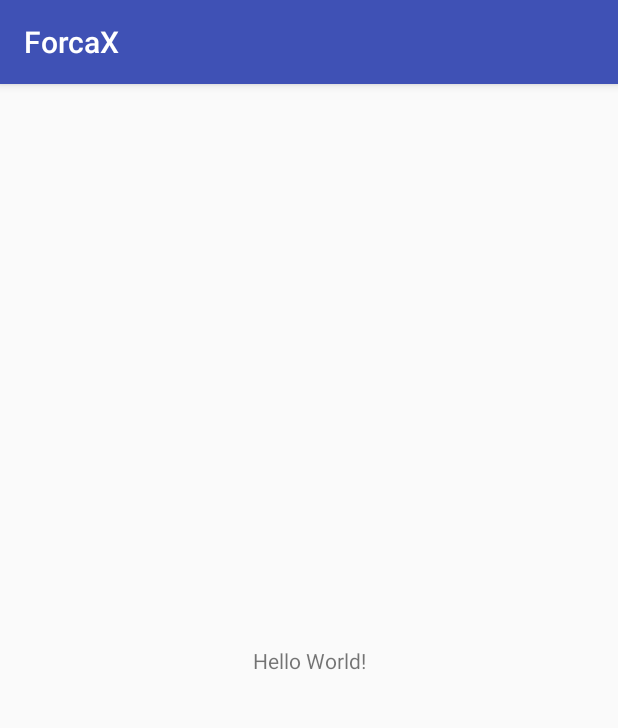
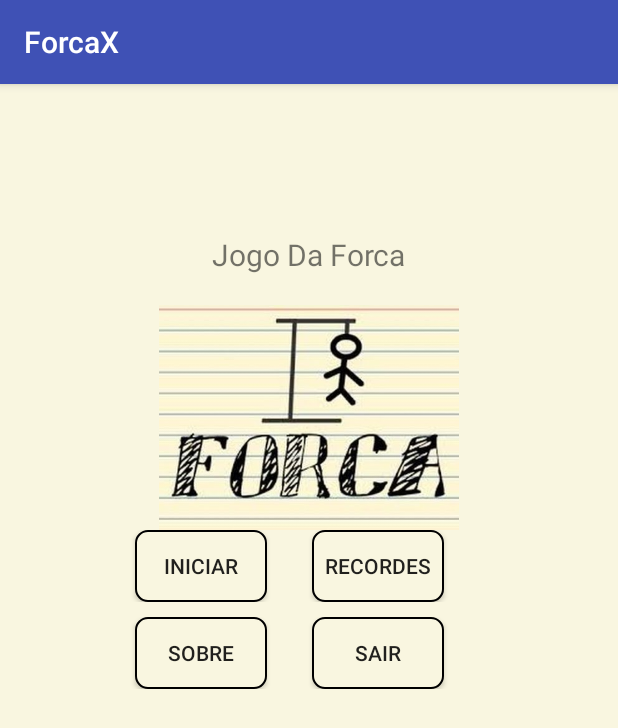
Before and after one commit to MarceloxAlves/ForcaX, an Android app: the screen it shows after launch (MainActivity), on a phone screen of 412 x 824 dp. Shown: the top 728 px of the screen. Run offline under Robolectric (Android 15) with nearby library versions, the phone set to English and light mode, and no system bars; libraries missing offline, so code that uses them is left out: io.objectbox, io.objectbox.android; 2 statements that could not run were skipped.

Commit message:
Tela inicial

```diff
--- a/app/src/main/AndroidManifest.xml
+++ b/app/src/main/AndroidManifest.xml
@@ -18,7 +18,8 @@
             </intent-filter>
         </activity>
         <activity android:name=".app.ForcaActivity" />
-        <activity android:name=".app.ScoreActivity"></activity>
+        <activity android:name=".app.ScoreActivity" />
+        <activity android:name=".app.TesteActivity"></activity>
     </application>
 
 </manifest>
--- /dev/null
+++ b/app/src/main/res/drawable/button_layout.xml
@@ -0,0 +1,15 @@
+<?xml version="1.0" encoding="utf-8"?>
+<shape xmlns:android="http://schemas.android.com/apk/res/android"
+    android:shape="rectangle">
+    <corners
+        android:radius="8dp">
+    </corners>
+    <solid
+        android:color="@color/beje">
+    </solid>
+    <stroke
+        android:width="1dp"
+        android:color="@color/black">
+    </stroke>
+
+</shape>
--- a/app/src/main/res/layout/activity_main.xml
+++ b/app/src/main/res/layout/activity_main.xml
@@ -1,18 +1,75 @@
 <?xml version="1.0" encoding="utf-8"?>
-<android.support.constraint.ConstraintLayout xmlns:android="http://schemas.android.com/apk/res/android"
+<LinearLayout xmlns:android="http://schemas.android.com/apk/res/android"
     xmlns:app="http://schemas.android.com/apk/res-auto"
     xmlns:tools="http://schemas.android.com/tools"
     android:layout_width="match_parent"
     android:layout_height="match_parent"
+    android:orientation="vertical"
+    android:background="@color/beje"
     tools:context="br.com.avantigames.forcax.app.MainActivity">
 
     <TextView
         android:layout_width="wrap_content"
         android:layout_height="wrap_content"
-        android:text="Hello World!"
-        app:layout_constraintBottom_toBottomOf="parent"
-        app:layout_constraintLeft_toLeftOf="parent"
-        app:layout_constraintRight_toRightOf="parent"
-        app:layout_constraintTop_toTopOf="parent" />
+        android:text="@string/jogo_da_forca"
+        android:layout_gravity="center"
+        android:layout_marginTop="100dp"
+        android:textSize="20dp"/>
 
-</android.support.constraint.ConstraintLayout>
+    <ImageView
+        android:id="@+id/imageView"
+        android:layout_marginTop="20dp"
+        android:layout_width="200dp"
+        android:layout_height="150dp"
+        android:layout_gravity="center"
+        android:src="@drawable/forca" />
+
+    <LinearLayout
+        android:layout_width="match_parent"
+        android:layout_height="wrap_content"
+        android:orientation="horizontal">
+
+        <Button
+            android:id="@+id/iniciar_btn"
+            android:layout_width="wrap_content"
+            android:layout_marginLeft="90dp"
+            android:layout_height="wrap_content"
+            android:background="@drawable/button_layout"
+            android:text="Iniciar"/>
+
+        <Button
+            android:id="@+id/recordes_btn"
+            android:layout_width="wrap_content"
+            android:layout_height="wrap_content"
+            android:background="@drawable/button_layout"
+            android:layout_marginLeft="30dp"
+            android:text="Recordes"/>
+
+    </LinearLayout>
+
+    <LinearLayout
+        android:layout_width="match_parent"
+        android:layout_height="wrap_content"
+        android:layout_marginTop="10dp"
+        android:orientation="horizontal"
+        >
+
+        <Button
+            android:id="@+id/sobre_btn"
+            android:layout_width="wrap_content"
+            android:layout_marginLeft="90dp"
+            android:layout_height="wrap_content"
+            android:background="@drawable/button_layout"
+            android:text="Sobre"/>
+
+        <Button
+            android:id="@+id/sair_btn"
+            android:layout_width="wrap_content"
+            android:layout_height="wrap_content"
+            android:background="@drawable/button_layout"
+            android:layout_marginLeft="30dp"
+            android:text="Sair"/>
+
+    </LinearLayout>
+
+</LinearLayout>
--- a/app/src/main/res/values/colors.xml
+++ b/app/src/main/res/values/colors.xml
@@ -3,4 +3,6 @@
     <color name="colorPrimary">#3F51B5</color>
     <color name="colorPrimaryDark">#303F9F</color>
     <color name="colorAccent">#FF4081</color>
+    <color name="beje">#F9F6E0</color>
+    <color name="black">#000000</color>
 </resources>
--- a/app/src/main/res/values/strings.xml
+++ b/app/src/main/res/values/strings.xml
@@ -1,3 +1,4 @@
 <resources>
     <string name="app_name">ForcaX</string>
+    <string name="jogo_da_forca">Jogo Da Forca</string>
 </resources>
```
Also changed, not shown: app/src/main/res/drawable/forca.jpg (added).
